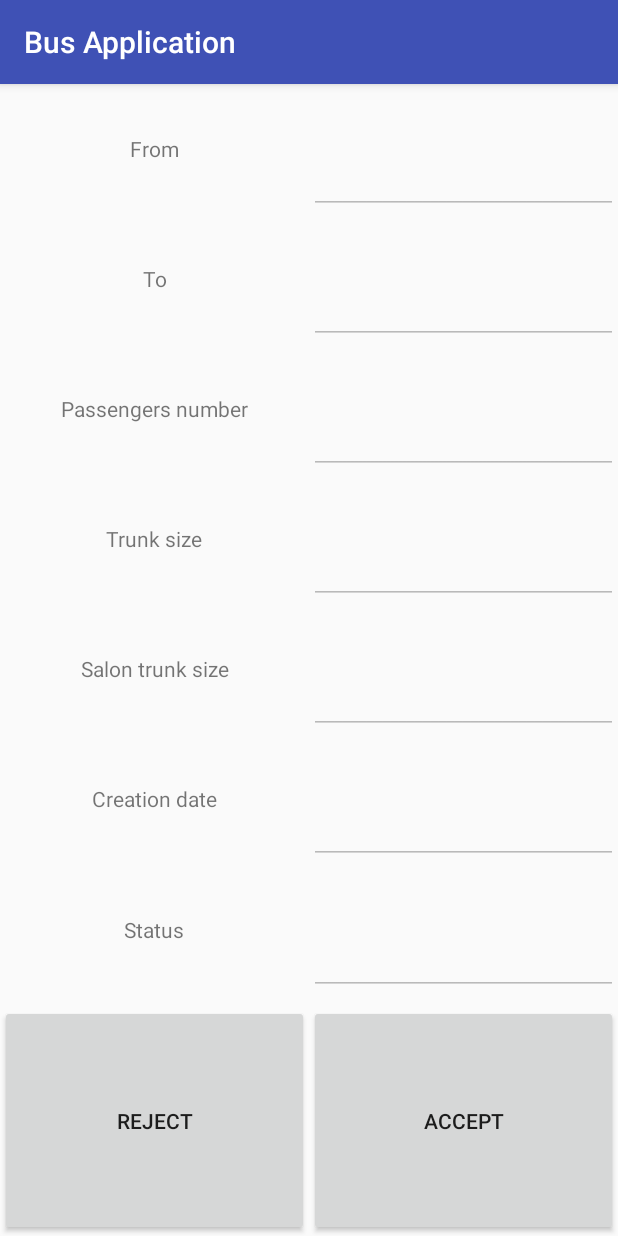
After one commit to Vityoube/MagisterProject, an Android app: the DriverRequestDetailsActivity screen opened directly, with no data from a screen before it, on a phone screen of 412 x 824 dp. The commit adds this screen. Run offline under Robolectric (Android 15) with nearby library versions, the phone set to English and light mode, and no system bars.

Commit message:
Added possibility to list Requests for Driver. When click on Request from list, Request Details view is displayed, however not listing the Request attributes.

```diff
--- a/app/src/main/AndroidManifest.xml
+++ b/app/src/main/AndroidManifest.xml
@@ -54,7 +54,9 @@
             android:screenOrientation="portrait" />
         <activity android:name=".ClientCreateRequestActivity" />
         <activity android:name=".DriverNewRouteActivity" />
-        <activity android:name=".DriverRoutesHistoryActivity"></activity>
+        <activity android:name=".DriverRoutesHistoryActivity" />
+        <activity android:name=".DriverRequestDetailsActivity" />
+        <activity android:name=".DriverRequestListActivity"></activity>
     </application>
 
 </manifest>
--- a/app/src/main/java/vkalashnykov/org/busapplication/DriverMainActivity.java
+++ b/app/src/main/java/vkalashnykov/org/busapplication/DriverMainActivity.java
@@ -345,4 +345,10 @@ public class DriverMainActivity extends FragmentActivity
         routesHistoryIntent.putExtra("DRIVER_KEY", driverKey);
         startActivityForResult(routesHistoryIntent, CHOOSE_ROUTE_FROM_HISTORY_REQUEST);
     }
+
+    public void goToRequestList(View view) {
+        Intent goToRequestList=new Intent(this,DriverRequestListActivity.class);
+        goToRequestList.putExtra("DRIVER_KEY",driverKey);
+        startActivity(goToRequestList);
+    }
 }
--- /dev/null
+++ b/app/src/main/java/vkalashnykov/org/busapplication/DriverRequestDetailsActivity.java
@@ -0,0 +1,13 @@
+package vkalashnykov.org.busapplication;
+
+import android.support.v7.app.AppCompatActivity;
+import android.os.Bundle;
+
+public class DriverRequestDetailsActivity extends AppCompatActivity {
+
+    @Override
+    protected void onCreate(Bundle savedInstanceState) {
+        super.onCreate(savedInstanceState);
+        setContentView(R.layout.activity_driver_request_details);
+    }
+}
--- /dev/null
+++ b/app/src/main/res/layout/activity_driver_request_details.xml
@@ -0,0 +1,210 @@
+<?xml version="1.0" encoding="utf-8"?>
+<LinearLayout xmlns:android="http://schemas.android.com/apk/res/android"
+    xmlns:app="http://schemas.android.com/apk/res-auto"
+    xmlns:tools="http://schemas.android.com/tools"
+    android:layout_width="match_parent"
+    android:layout_height="match_parent"
+    tools:context=".DriverRequestDetailsActivity"
+    android:orientation="vertical"
+    android:weightSum="100">
+
+
+    <TableLayout
+        android:layout_width="match_parent"
+        android:layout_height="0dp"
+        android:layout_weight="80"
+        android:weightSum="1">
+
+        <TableRow
+            android:layout_width="match_parent"
+            android:layout_height="0dp"
+            android:layout_weight="0.14">
+
+            <TextView
+                android:id="@+id/fromLabel"
+                android:layout_width="0dp"
+                android:layout_weight="0.5"
+                android:layout_height="match_parent"
+                android:text="@string/from"
+                android:gravity="center"/>
+
+            <EditText
+                android:id="@+id/from"
+                android:layout_width="0dp"
+                android:layout_height="match_parent"
+                android:layout_weight="0.5"
+                android:ems="10"
+                android:inputType="textPersonName"
+                android:text=""
+                android:enabled="false"
+                android:gravity="center"/>
+        </TableRow>
+
+        <TableRow
+            android:layout_width="match_parent"
+            android:layout_height="0dp"
+            android:layout_weight="0.14">
+
+        <TextView
+            android:id="@+id/toLabel"
+            android:layout_width="0dp"
+            android:layout_weight="0.5"
+            android:layout_height="match_parent"
+            android:text="@string/to"
+            android:gravity="center"/>
+
+        <EditText
+            android:id="@+id/to"
+            android:layout_width="0dp"
+            android:layout_height="match_parent"
+            android:layout_weight="0.5"
+            android:ems="10"
+            android:inputType="textPersonName"
+            android:text=""
+            android:enabled="false"
+            android:gravity="center"/>
+        </TableRow>
+
+        <TableRow
+            android:layout_width="match_parent"
+            android:layout_height="0dp"
+            android:layout_weight="0.14">
+            <TextView
+                android:id="@+id/passengersLabel"
+                android:layout_width="0dp"
+                android:layout_weight="0.5"
+                android:layout_height="match_parent"
+                android:text="@string/passengers"
+                android:gravity="center"/>
+
+            <EditText
+                android:id="@+id/passengers"
+                android:layout_width="0dp"
+                android:layout_height="match_parent"
+                android:layout_weight="0.5"
+                android:ems="10"
+                android:inputType="textPersonName"
+                android:text=""
+                android:enabled="false"
+                android:gravity="center"/>
+        </TableRow>
+
+        <TableRow
+            android:layout_width="match_parent"
+            android:layout_height="0dp"
+            android:layout_weight="0.14">
+            <TextView
+                android:id="@+id/trunkLabel"
+                android:layout_width="0dp"
+                android:layout_weight="0.5"
+                android:layout_height="match_parent"
+                android:text="@string/trunkSize"
+                android:gravity="center"/>
+
+            <EditText
+                android:id="@+id/trunk"
+                android:layout_width="0dp"
+                android:layout_height="match_parent"
+                android:layout_weight="0.5"
+                android:ems="10"
+                android:inputType="textPersonName"
+                android:text=""
+                android:enabled="false"
+                android:gravity="center"/>
+        </TableRow>
+
+        <TableRow
+            android:layout_width="match_parent"
+            android:layout_height="0dp"
+            android:layout_weight="0.14">
+            <TextView
+                android:id="@+id/salonTrunkLabel"
+                android:layout_width="0dp"
+                android:layout_weight="0.5"
+                android:layout_height="match_parent"
+                android:text="@string/salonTrunk"
+                android:gravity="center"/>
+
+            <EditText
+                android:id="@+id/salonTrunk"
+                android:layout_width="0dp"
+                android:layout_height="match_parent"
+                android:layout_weight="0.5"
+                android:ems="10"
+                android:inputType="textPersonName"
+                android:text=""
+                android:enabled="false"
+                android:gravity="center"/>
+        </TableRow>
+
+        <TableRow
+            android:layout_width="match_parent"
+            android:layout_height="0dp"
+            android:layout_weight="0.14">
+            <TextView
+                android:id="@+id/creationDateLabel"
+                android:layout_width="0dp"
+                android:layout_weight="0.5"
+                android:layout_height="match_parent"
+                android:text="@string/creation_date"
+                android:gravity="center"/>
+
+            <EditText
+                android:id="@+id/creationDate"
+                android:layout_width="0dp"
+                android:layout_height="match_parent"
+                android:layout_weight="0.5"
+                android:ems="10"
+                android:inputType="textPersonName"
+                android:text=""
+                android:enabled="false"
+                android:gravity="center"/>
+
+        </TableRow>
+
+        <TableRow
+            android:layout_width="match_parent"
+            android:layout_height="0dp"
+            android:layout_weight="0.14">
+            <TextView
+                android:id="@+id/statusLabel"
+                android:layout_width="0dp"
+                android:layout_weight="0.5"
+                android:layout_height="match_parent"
+                android:text="@string/status"
+                android:gravity="center"/>
+
+            <EditText
+                android:id="@+id/status"
+                android:layout_width="0dp"
+                android:layout_height="match_parent"
+                android:layout_weight="0.5"
+                android:ems="10"
+                android:inputType="textPersonName"
+                android:text=""
+                android:enabled="false"
+                android:gravity="center"/>
+        </TableRow>
+    </TableLayout>
+    <LinearLayout
+        android:layout_width="match_parent"
+        android:layout_height="0dp"
+        android:layout_weight="20"
+        android:orientation="horizontal">
+
+
+        <Button
+            android:id="@+id/rejectButton"
+            android:layout_width="0dp"
+            android:layout_height="match_parent"
+            android:layout_weight="0.5"
+            android:text="@string/reject" />
+
+        <Button
+            android:id="@+id/acceptButton"
+            android:layout_width="0dp"
+            android:layout_height="match_parent"
+            android:layout_weight="0.5"
+            android:text="@string/accept" />
+    </LinearLayout>
+</LinearLayout>
--- a/app/src/main/res/values/strings.xml
+++ b/app/src/main/res/values/strings.xml
@@ -49,11 +49,21 @@
     <string name="route_history">From history</string>
     <string name="trunkCapacity">Trunk capacity</string>
     <string name="salonCapacity">Salon trunk capacity</string>
-    <string name="seatsNumber" >Number of seats</string>
+    <string name="seatsNumber">Number of seats</string>
     <string name="minimumSeatsNumber">Minimum number of seats to go</string>
     <string name="minimumSeatsNumberShortened">Min seats number</string>
     <string name="modify">Modify</string>
     <string name="allSeats">General seats</string>
     <string name="goToBusDetails">Next: go to Bus Details</string>
+    <string name="from">From</string>
+    <string name="to">To</string>
+    <string name="passengers">Passengers number</string>
+    <string name="trunkSize">Trunk size</string>
+    <string name="salonTrunk">Salon trunk size</string>
+    <string name="creation_date">Creation date</string>
+    <string name="status">Status</string>
+    <string name="reject">Reject</string>
+    <string name="accept">Accept</string>
+    <string name="request_list">Request list</string>
 
 </resources>
```
Also changed, not shown: app/src/main/java/vkalashnykov/org/busapplication/DriverRequestListActivity.java (added, +106 -0 lines), app/src/main/java/vkalashnykov/org/busapplication/api/domain/Position.java (+8 -0 lines), app/src/main/res/layout/activity_driver_main.xml (+13 -6 lines), app/src/main/res/layout/activity_driver_request_list.xml (added, +16 -0 lines), app/src/main/res/layout/request_item.xml (added, +12 -0 lines), 1 other file.
